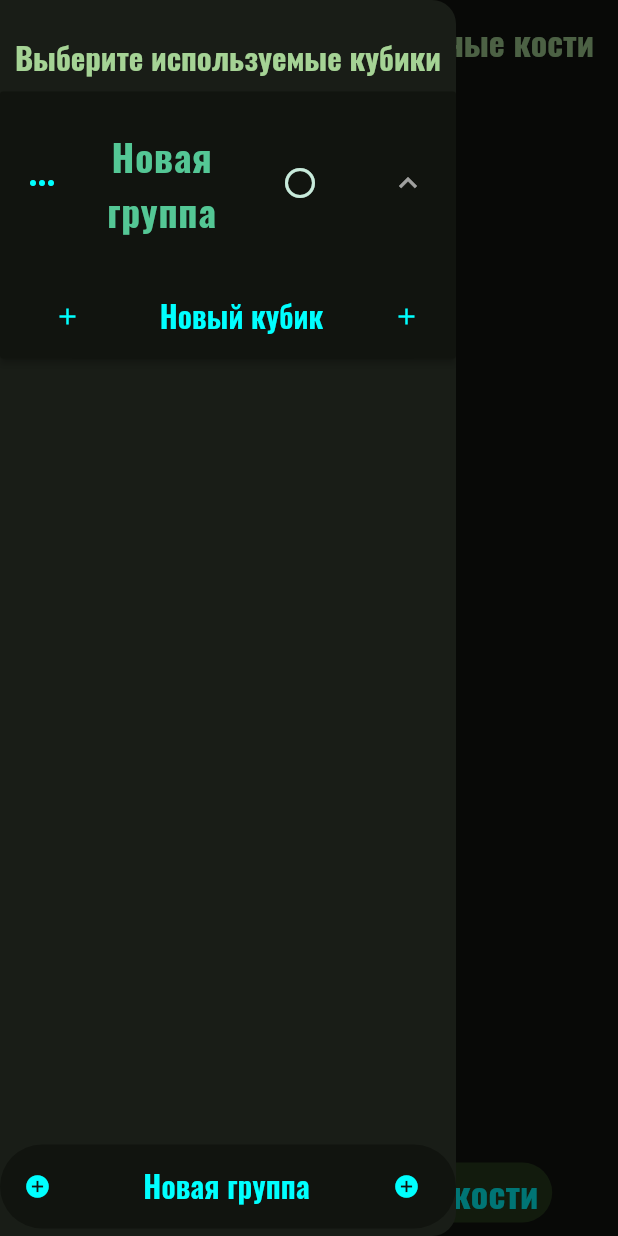
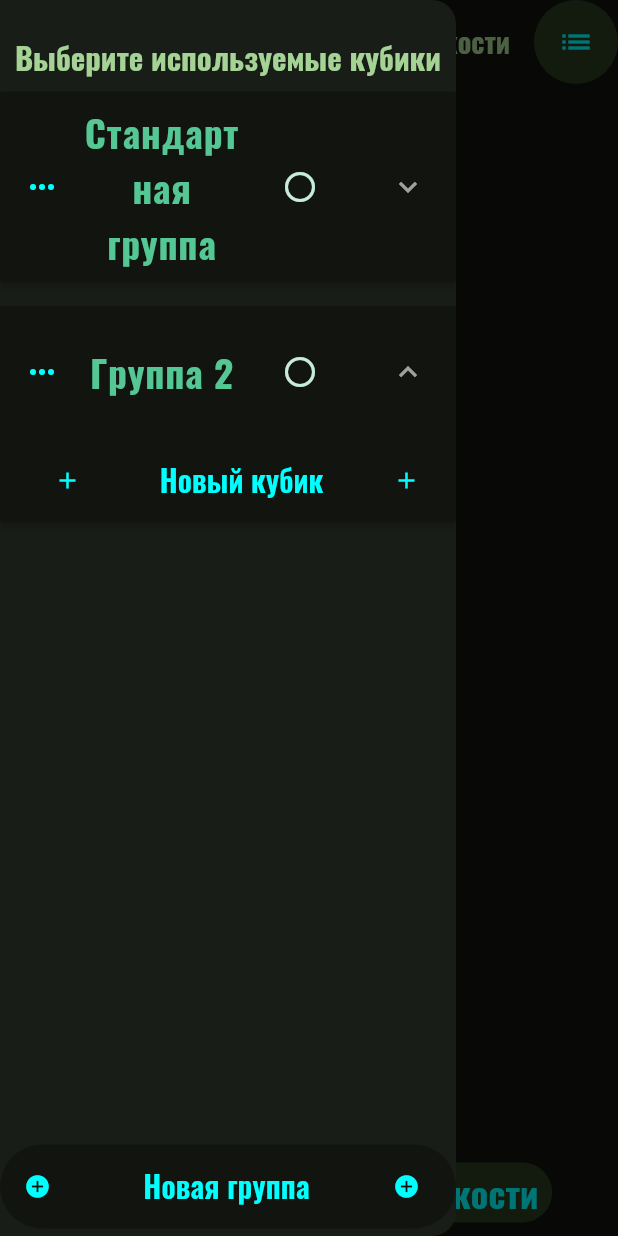
Before and after one commit to 2romanio005/UniversalDice, a Flutter app: the HomePage screen opened directly, in the side drawer, after a tap on "Бросить все игральные кости", on a phone screen of 412 x 824 dp. Run offline on Flutter 3.47's test engine with Material 3 defaults, Android fonts, the phone set to English and light mode, and no system bars; our stand-ins replace image_picker.

Commit message:
add DefaultInversedButton, right Drawer

```diff
--- a/universal_dice/lib/Data/Dice.dart
+++ b/universal_dice/lib/Data/Dice.dart
@@ -1,9 +1,9 @@
 import 'package:flutter/material.dart';
 import 'dart:io';
+import 'dart:math';
 
 // import 'package:image/image.dart' as image;
 //import 'package:flutter_image_compress/flutter_image_compress.dart';
-import 'dart:math';
 
 import 'package:universal_dice/Functions/FileReading.dart';
 
@@ -21,7 +21,7 @@ class Dice {
   }
 
   /// конструктор стандартного кубика
-  static Future<Dice> creatingStandard(Directory dirThisDice) {
+  static Future<Dice> creatingNewDice(Directory dirThisDice) {
     Dice resultDice = Dice._(dirThisDice);
 
     resultDice._pathsToImages.length = 6;
@@ -43,7 +43,7 @@ class Dice {
     return File("${_dirThisDice.path}/$nameSettingsFile").readAsLines().then((listSettings) {
       _pathsToImages.length = int.parse(listSettings[_AccordanceSettings.numberFaces.index]);
       _state = listSettings[_AccordanceSettings.state.index] == '1';
-      print("${_dirThisDice.path} DiceLenth ${_pathsToImages.length} state ${_state}");
+      print("${_dirThisDice.path} DiceLength ${_pathsToImages.length} state ${_state}");
     }, onError: (err) {
       print(err);
     });
@@ -126,7 +126,7 @@ class Dice {
                 height: dimension,
                 frameBuilder: ((context, child, frame, wasSynchronouslyLoaded) {
                   if (wasSynchronouslyLoaded) return child;
-                    return AnimatedSwitcher(
+                  return AnimatedSwitcher(
                     duration: const Duration(milliseconds: 200),
                     child: frame != null ? child : const CircularProgressIndicator(strokeWidth: 6),
                   );
@@ -156,7 +156,7 @@ class Dice {
   }
 
   void generateRandFaceIndex() {
-    lastRandFaceIndex = Random().nextInt(numberFaces);
+    lastRandFaceIndex = numberFaces > 0 ? Random().nextInt(numberFaces) : -1;
   }
 
   int get numberFaces {
--- a/universal_dice/lib/Data/DiceGroup.dart
+++ b/universal_dice/lib/Data/DiceGroup.dart
@@ -17,8 +17,8 @@ class DiceGroup {
   }
 
   /// конструктор стандартной группы
-  static Future<DiceGroup> creatingStandard(Directory directory) {
-    DiceGroup resultDiceGroup = DiceGroup._(name: "Новая группа", directory: directory);
+  static Future<DiceGroup> creatingNewDiceGroup(Directory dirThisDiceGroup) {
+    DiceGroup resultDiceGroup = DiceGroup._(name: "Группа ${(getNumberFromFileName(dirThisDiceGroup.path) ?? 0) + 1}", directory: dirThisDiceGroup);
     //print("1 ${directory.path}");
     return resultDiceGroup._writeSettings().then((_) => resultDiceGroup);
   }
@@ -90,7 +90,7 @@ class DiceGroup {
   }
 
   Future<Dice> addStandardDice() {
-    return Directory(_getPathToNewDice()).create().then((dir) => Dice.creatingStandard(dir).then((dice) {
+    return Directory(_getPathToNewDice()).create().then((dir) => Dice.creatingNewDice(dir).then((dice) {
           _diceList.add(dice);
           return _diceList.last;
         }));
--- a/universal_dice/lib/Data/DiceGroupList.dart
+++ b/universal_dice/lib/Data/DiceGroupList.dart
@@ -69,8 +69,8 @@ class DiceGroupList {
     });
   }
 
-  Future<DiceGroup> addStandardGroup() {
-    return Directory(_getPathToNewDiceGroup()).create().then((dir) => DiceGroup.creatingStandard(dir).then(
+  Future<DiceGroup> addNewDiceGroup() {
+    return Directory(_getPathToNewDiceGroup()).create().then((dir) => DiceGroup.creatingNewDiceGroup(dir).then(
           (diceGroup) {
             _diceGroupList.add(diceGroup);
             return diceGroup;
@@ -82,7 +82,7 @@ class DiceGroupList {
     index ??= _diceGroupList.length - 1;
     return _diceGroupList[index].directory.delete(recursive: true).then((_) {
       bool res = _diceGroupList[index!].state;
-      _diceGroupList.removeAt(index!);
+      _diceGroupList.removeAt(index);
       return res;
     });
   }
--- a/universal_dice/lib/Decoration/icons.dart
+++ b/universal_dice/lib/Decoration/icons.dart
@@ -1,4 +1,6 @@
 import 'package:flutter/material.dart';
+
+const IconData iconButtonDrawer = Icons.list;
 
 const IconData iconRadioButtonChecked = Icons.radio_button_checked;
 const IconData iconRadioButtonUnchecked = Icons.radio_button_unchecked;
--- a/universal_dice/lib/Decoration/styles.dart
+++ b/universal_dice/lib/Decoration/styles.dart
@@ -85,10 +85,11 @@ ThemeData mainTheme = ThemeData(
 Color ColorButtonBackground = colorScheme.surface; // задний фон
 //const ColorButtonBackgroundDefault = Color.fromARGB(255, 23, 37, 16);
 Color ColorButtonForeground = colorScheme.onSurfaceVariant; // сама иконка или текс
+const Color ColorButtonBackgroundInverted = Color.fromARGB(255, 39, 59, 29);
+
 const Color ColorButtonPressedOK = Color.fromARGB(255, 0, 180, 0); // при нажатии на кнопку "да"
 const Color ColorButtonPressedOFF = Color.fromARGB(255, 220, 0, 0); // при нажатии на кнопку "нет"
-
-const Color ColorButtonBackgroundOnMainPageView = Color.fromARGB(255, 39, 59, 29);
+Color ColorButtonPressedDefault = colorScheme.surfaceVariant;
 
 
 /// кнопка несогласия (краснеет)
@@ -113,7 +114,15 @@ ButtonStyle buttonStyleDefault = IconButton.styleFrom(
   backgroundColor: ColorButtonBackground,
   // hoverColor: ColorButtonHover,
   foregroundColor: ColorButtonForeground,
-  highlightColor: colorScheme.surfaceVariant,
+  highlightColor: ColorButtonPressedDefault,
+);
+
+/// обычная кнопка с другим задним фоном
+ButtonStyle buttonStyleDefaultInverted = IconButton.styleFrom(
+  backgroundColor: ColorButtonBackgroundInverted,
+  // hoverColor: ColorButtonHover,
+  foregroundColor: ColorButtonForeground,
+  highlightColor: ColorButtonPressedDefault,
 );
 
 
--- a/universal_dice/lib/FutureBuilderHome.dart
+++ b/universal_dice/lib/FutureBuilderHome.dart
@@ -24,7 +24,21 @@ class _FutureBuilderHome extends State<FutureBuilderHome> {
       print(file.path);
     }
     print("===================");
+
     diceGroupList = await DiceGroupList.creatingFromFiles();
+
+    if(diceGroupList.length == 0){
+      await diceGroupList.addNewDiceGroup();
+      diceGroupList[0].name = "Стандартная группа";
+      Future<void> addDice(int numberFaces) async{
+        await diceGroupList[0].addStandardDice();
+        diceGroupList[0][diceGroupList[0].length - 1].numberFaces = numberFaces;
+      }
+      await addDice(2);
+      await addDice(6);
+      await addDice(10);
+    }
+
     print("loaded");
 
     return true;
--- a/universal_dice/lib/HomePage.dart
+++ b/universal_dice/lib/HomePage.dart
@@ -2,6 +2,7 @@ import 'package:flutter/material.dart';
 import 'dart:math';
 
 import 'package:universal_dice/Decoration/styles.dart';
+import 'package:universal_dice/Decoration/icons.dart';
 
 import 'package:universal_dice/Widgets/HomePageView.dart';
 import 'package:universal_dice/Data/DiceGroupList.dart';
@@ -24,7 +25,7 @@ class _HomePage extends State<HomePage> {
   @override
   void initState() {
     super.initState();
-      drawer = DiceChooserView(
+    drawer = DiceChooserView(
       whenChangingTheSelected: redraw,
     );
   }
@@ -39,10 +40,23 @@ class _HomePage extends State<HomePage> {
       appBar: AppBar(
         leading: Builder(
           builder: (context) => IconButton(
-            icon: const Icon(Icons.list),
+            padding: const EdgeInsets.all(16),
+            style: buttonStyleDefaultInverted,
+            icon: const Icon(iconButtonDrawer),
             onPressed: () => openDrawer(() => Scaffold.of(context).openDrawer()),
           ),
         ),
+        actions: [
+          Builder(
+            builder: (context) => IconButton(
+              padding: const EdgeInsets.all(16),
+              style: buttonStyleDefaultInverted,
+              icon: const Icon(iconButtonDrawer),
+              onPressed: () => openDrawer(() => Scaffold.of(context).openEndDrawer()),
+              //tooltip: MaterialLocalizations.of(context).openAppDrawerTooltip,
+            ),
+          ),
+        ],
         centerTitle: true,
         title: FittedBox(
           fit: BoxFit.fitWidth,
@@ -56,9 +70,8 @@ class _HomePage extends State<HomePage> {
           ),
         ),
       ),
-
       drawer: drawer,
-
+      endDrawer: drawer,
       body: HomePageView(allSelectedDiceGroup: diceGroupList.allSelectedDiceGroup),
     );
   }
--- a/universal_dice/lib/Widgets/DiceChooserView.dart
+++ b/universal_dice/lib/Widgets/DiceChooserView.dart
@@ -23,9 +23,9 @@ class DiceChooserView extends StatefulWidget {
 
   final List<bool> _displayedDictGroup = List<bool>.filled(diceGroupList.length, false, growable: true);
 
-  Future<DiceGroup> addStandardGroup_addDisplayedDictGroup([bool displayedState = true]) {
+  Future<DiceGroup> addNewDiceGroup_addDisplayedDictGroup([bool displayedState = true]) {
     _displayedDictGroup.add(displayedState);
-    return diceGroupList.addStandardGroup();
+    return diceGroupList.addNewDiceGroup();
   }
 
   Future<DiceGroup> duplicateDiceGroup_addDisplayedDictGroup(int index, [bool displayedState = true]) {
@@ -337,7 +337,7 @@ class _DiceChooserView extends State<DiceChooserView> {
           leading: Icon(iconButtonAddDiceGroup, color: ColorButtonForeground),
         ),
         onPressed: () {
-          widget.addStandardGroup_addDisplayedDictGroup().then((diceGroup) {
+          widget.addNewDiceGroup_addDisplayedDictGroup().then((diceGroup) {
             setState(() {});
             if (diceGroup.state) {
               widget.whenChangingTheSelected();
--- a/universal_dice/lib/Widgets/HomePageView.dart
+++ b/universal_dice/lib/Widgets/HomePageView.dart
@@ -32,7 +32,7 @@ class _HomePageView extends State<HomePageView> {
             Container(
               padding: const EdgeInsets.fromLTRB(0, 5, 0, 5),
               child: TextButton(
-                style: IconButton.styleFrom(backgroundColor: ColorButtonBackgroundOnMainPageView).merge(buttonStyleDefault),
+                style: buttonStyleDefaultInverted,
                 onPressed: () {
                   for (OneSelectedDiceGroup selectedDiceGroup in widget.allSelectedDiceGroup){
                     for (Dice dice in selectedDiceGroup.allDice){
```
